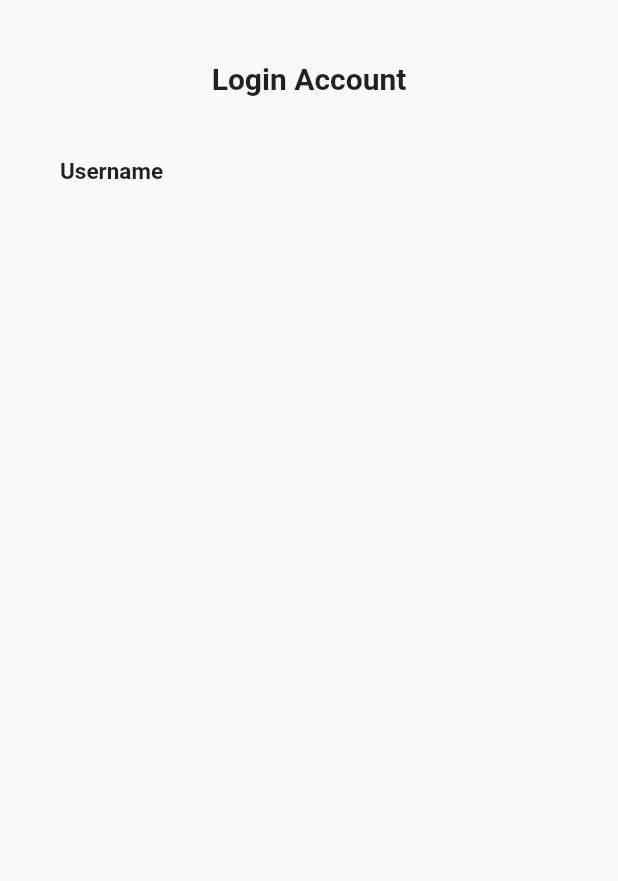
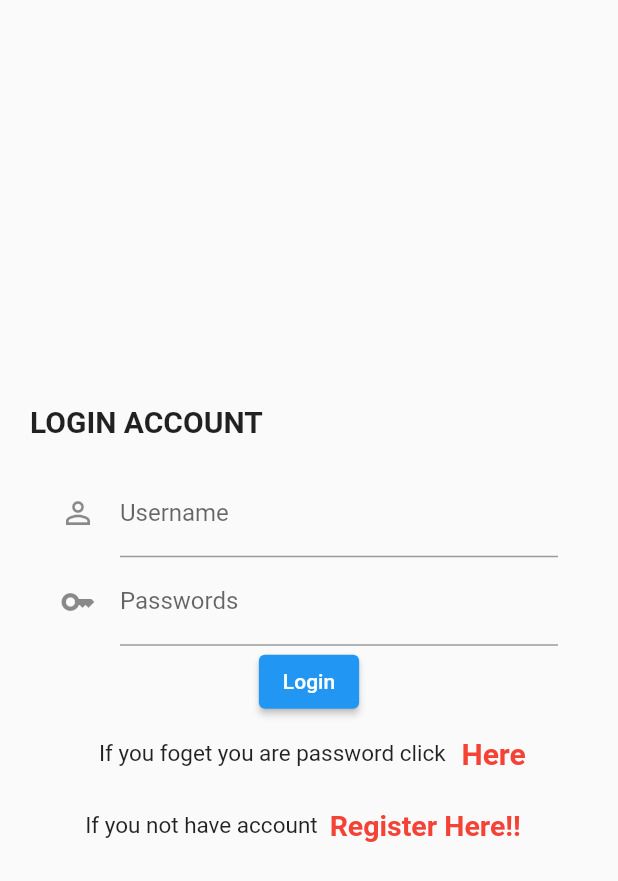
Before and after one commit to Thongek-wpm/flutter_application_login, a Flutter app: the screen it shows after launch, on a phone screen of 412 x 824 dp. Shown: the top 881 px of the screen. Run offline on Flutter 3.47's test engine with Material 2 defaults, Android fonts, the phone set to English and light mode, and no system bars.

Commit message:
Update login_ui.dart

```diff
--- a/lib/screens/login_ui.dart
+++ b/lib/screens/login_ui.dart
@@ -1,3 +1,4 @@
+// ignore_for_file: prefer_const_constructors, duplicate_ignore, unused_import
 import 'package:flutter/material.dart';
 
 class LoginUi extends StatefulWidget {
@@ -13,43 +14,103 @@ class _LoginUiState extends State<LoginUi> {
   @override
   Widget build(BuildContext context) {
     return Scaffold(
-      body: SingleChildScrollView(
-        child: Center(
-          child: Column(
-            children: [
-              SizedBox(
-                height: MediaQuery.of(context).size.width * 0.10,
-              ),
-              Text(
-                "Login Account",
+      body: Column(
+        mainAxisAlignment: MainAxisAlignment.center,
+        crossAxisAlignment: CrossAxisAlignment.start,
+        children: <Widget>[
+          // ignore: prefer_const_constructors
+          Padding(
+            padding: const EdgeInsets.all(20.0),
+            child: Text(
+              "LOGIN ACCOUNT",
               style: TextStyle(
                 fontSize: 20,
                 fontWeight: FontWeight.bold,
               ),
             ),
-              SizedBox(
-                height: MediaQuery.of(context).size.width * 0.10,
           ),
-              Row(
-                children: [
           Padding(
             padding: const EdgeInsets.only(
               left: 40,
               right: 40,
             ),
-                    child: Text(
-                      "Username",
-                      style: TextStyle(
-                        fontSize: 15,
-                        fontWeight: FontWeight.bold,
+            child: TextField(
+              controller: usernameCon,
+              decoration: InputDecoration(
+                icon: Icon(Icons.perm_identity),
+                labelText: 'Username',
+                hintText: 'Enter username',
               ),
             ),
           ),
-                ],
-              )
+          Padding(
+            padding: const EdgeInsets.only(
+              left: 40,
+              right: 40,
+            ),
+            child: TextField(
+              controller: passwordCon,
+              decoration: InputDecoration(
+                icon: Icon(Icons.key),
+                labelText: 'Passwords',
+                hintText: 'Enter Passwords',
+              ),
+            ),
+          ),
+          Row(
+            crossAxisAlignment: CrossAxisAlignment.center,
+            mainAxisAlignment: MainAxisAlignment.center,
+            children: [
+              ElevatedButton(
+                onPressed: () {},
+                child: Text("Login"),
+              ),
             ],
           ),
+          Row(
+            mainAxisAlignment: MainAxisAlignment.center,
+            children: [
+              SizedBox(width: 15),
+              Text(
+                "If you foget you are password click",
+                style: TextStyle(
+                  fontSize: 15,
                 ),
+              ),
+              TextButton(
+                onPressed: () {},
+                child: Text(
+                  "Here",
+                  style: TextStyle(
+                      color: Colors.red,
+                      fontSize: 20,
+                      fontWeight: FontWeight.bold),
+                ),
+              ),
+            ],
+          ),
+          Row(
+            mainAxisAlignment: MainAxisAlignment.center,
+            children: [
+              Text(
+                "If you not have account",
+                style: TextStyle(
+                  fontSize: 15,
+                ),
+              ),
+              TextButton(
+                onPressed: () {},
+                child: Text(
+                  "Register Here!!",
+                  style: TextStyle(
+                      color: Colors.red,
+                      fontSize: 19,
+                      fontWeight: FontWeight.bold),
+                ),
+              ),
+            ],
+          ),
+        ],
       ),
     );
   }
```
Lines whose indentation alone changed are shown as unchanged.
